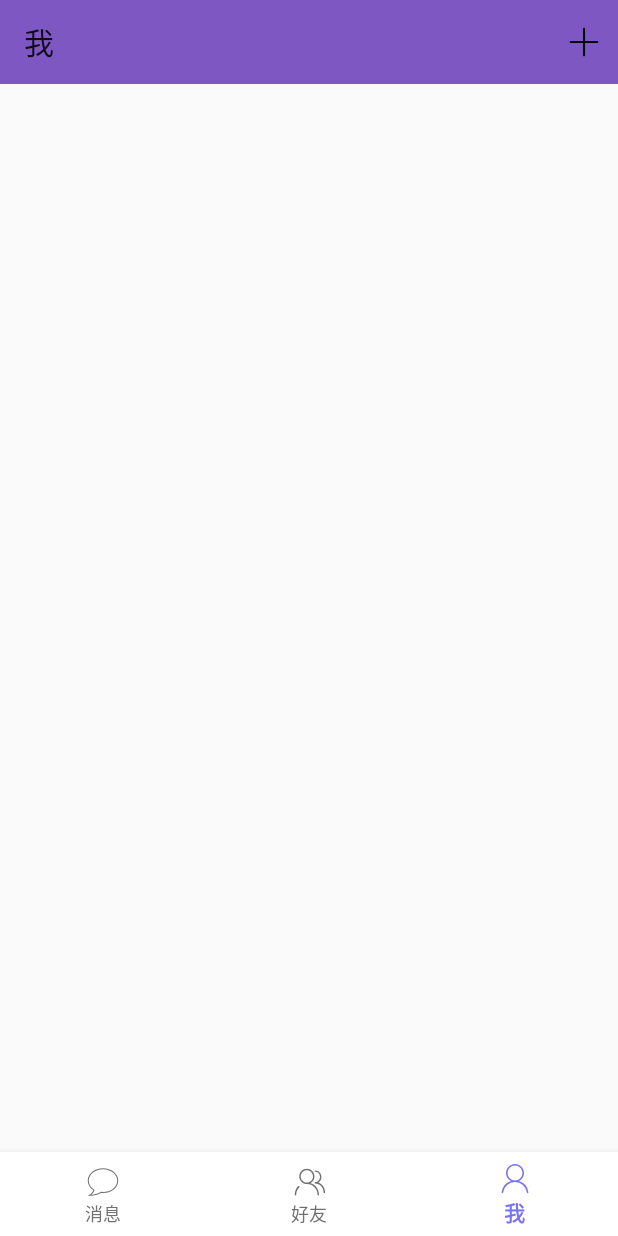
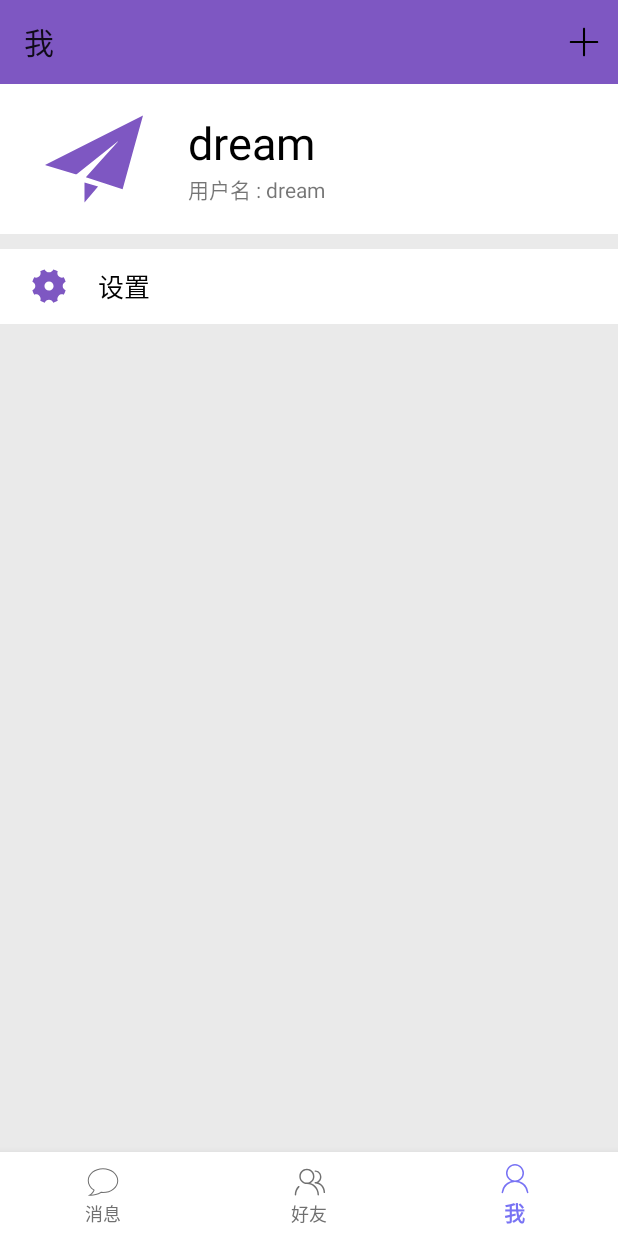
Before and after one commit to dreamgyf/Dim, an Android app: the MainActivity screen opened directly, with no data from a screen before it, item 3 of the bottom bar chosen, on a phone screen of 412 x 824 dp. Run offline under Robolectric (Android 15) with nearby library versions, the phone set to English and light mode, and no system bars; 2 statements that could not run were skipped.

Commit message:
增加个人信息页面

```diff
--- /dev/null
+++ b/app/src/main/res/drawable/ic_setting.xml
@@ -0,0 +1,9 @@
+<vector xmlns:android="http://schemas.android.com/apk/res/android"
+    android:width="48dp"
+    android:height="48dp"
+    android:viewportWidth="1024"
+    android:viewportHeight="1024">
+  <path
+      android:pathData="M881,512c0,-52.4 32.9,-96.8 79,-114.5 -11,-43.2 -28,-83.9 -50.2,-121.3C864.6,296.3 810,288.1 773,251c-37,-37 -45.2,-91.7 -25.1,-136.8C710.4,92 669.7,75 626.5,64c-17.8,46.1 -62.2,79 -114.5,79 -52.4,0 -96.8,-32.9 -114.5,-79 -43.2,11 -83.9,28 -121.3,50.2 20.1,45.2 11.9,99.8 -25.1,136.8 -37,37 -91.7,45.2 -136.8,25.2C92,313.6 75,354.3 64,397.5c46.1,17.8 79,62.2 79,114.5 0,52.4 -32.9,96.8 -79,114.5 11,43.2 28,83.9 50.2,121.3C159.4,727.7 214,735.9 251,773c37,37 45.2,91.7 25.1,136.8C313.6,932 354.3,949 397.5,960c17.8,-46.1 62.2,-79 114.5,-79 52.4,0 96.8,32.9 114.5,79 43.2,-11 83.9,-28 121.3,-50.2 -20.1,-45.2 -11.9,-99.8 25.1,-136.8 37,-37 91.7,-45.2 136.8,-25.2C932,710.4 949,669.7 960,626.5c-46.1,-17.7 -79,-62.1 -79,-114.5zM512,635c-67.9,0 -123,-55.1 -123,-123s55.1,-123 123,-123 123,55.1 123,123 -55.1,123 -123,123z"
+      android:fillColor="#7e57c2"/>
+</vector>
--- a/app/src/main/res/layout/main_viewpager_my.xml
+++ b/app/src/main/res/layout/main_viewpager_my.xml
@@ -1,6 +1,89 @@
 <?xml version="1.0" encoding="utf-8"?>
 <androidx.constraintlayout.widget.ConstraintLayout
-    xmlns:android="http://schemas.android.com/apk/res/android" android:layout_width="match_parent"
-    android:layout_height="match_parent">
+    xmlns:android="http://schemas.android.com/apk/res/android"
+    xmlns:app="http://schemas.android.com/apk/res-auto"
+    xmlns:tools="http://schemas.android.com/tools"
+    android:layout_width="match_parent"
+    android:layout_height="match_parent"
+    android:background="@color/chatBackground">
+
+    <LinearLayout
+        android:id="@+id/info"
+        android:layout_width="match_parent"
+        android:layout_height="100dp"
+        app:layout_constraintTop_toTopOf="parent"
+        android:orientation="horizontal"
+        android:gravity="center_vertical"
+        android:background="@android:color/white">
+
+
+        <ImageView
+            android:id="@+id/avatar"
+            android:layout_width="65dp"
+            android:layout_height="65dp"
+            android:layout_marginLeft="30dp"
+            android:layout_marginRight="30dp"
+            android:src="@drawable/ic_send" />
+
+        <LinearLayout
+            android:layout_width="wrap_content"
+            android:layout_height="wrap_content"
+            android:orientation="vertical">
+
+            <TextView
+                android:id="@+id/textView"
+                android:layout_width="match_parent"
+                android:layout_height="wrap_content"
+                android:maxWidth="300dp"
+                android:text="dream"
+                android:textSize="30sp"
+                android:textColor="@android:color/black"
+                android:singleLine="true" />
+
+            <TextView
+                android:id="@+id/textView2"
+                android:layout_width="match_parent"
+                android:layout_height="wrap_content"
+                android:maxWidth="300dp"
+                android:text="用户名 : dream"
+                android:singleLine="true" />
+        </LinearLayout>
+    </LinearLayout>
+
+    <LinearLayout
+        android:layout_width="match_parent"
+        android:layout_height="wrap_content"
+        app:layout_constraintTop_toBottomOf="@+id/info"
+        android:orientation="vertical">
+
+        <ImageView
+            android:layout_width="match_parent"
+            android:layout_height="10dp" />
+
+        <LinearLayout
+            android:layout_width="match_parent"
+            android:layout_height="50dp"
+            android:gravity="center_vertical"
+            android:background="@android:color/white">
+
+            <ImageView
+                android:layout_width="25dp"
+                android:layout_height="25dp"
+                android:layout_marginLeft="20dp"
+                android:layout_marginRight="20dp"
+                android:src="@drawable/ic_setting" />
+
+            <TextView
+                android:layout_width="match_parent"
+                android:layout_height="wrap_content"
+                android:maxWidth="300dp"
+                android:text="设置"
+                android:textColor="@android:color/black"
+                android:singleLine="true"
+                android:textSize="17sp"/>
+
+        </LinearLayout>
+
+    </LinearLayout>
 
 </androidx.constraintlayout.widget.ConstraintLayout>
--- a/app/src/main/res/values/colors.xml
+++ b/app/src/main/res/values/colors.xml
@@ -3,5 +3,5 @@
     <color name="colorPrimary">#7e57c2</color>
     <color name="colorPrimaryDark">#00574B</color>
     <color name="colorAccent">#D81B60</color>
-    <color name="chatBackground">#dddddd</color>
+    <color name="chatBackground">#eaeaea</color>
 </resources>
```
